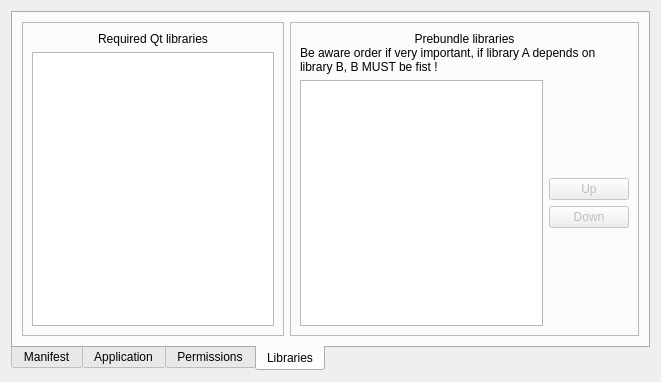
Before: the Qt Designer form src/plugins/qt4projectmanager/qt-android/androidpackagecreationwidget.ui in KDE/android-qt-creator, drawn with Qt 5.
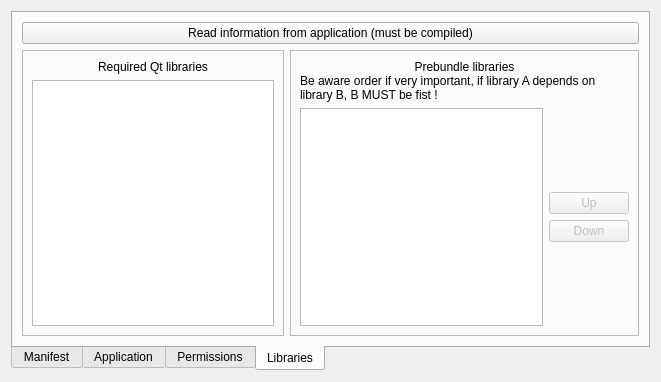
After: the same form once the commit is applied. The open tabs and pages were chosen to show the change.

The edit to the form file:
```diff
--- a/src/plugins/qt4projectmanager/qt-android/androidpackagecreationwidget.ui
+++ b/src/plugins/qt4projectmanager/qt-android/androidpackagecreationwidget.ui
@@ -941,8 +941,18 @@
       <attribute name="title">
        <string>Libraries</string>
       </attribute>
-      <layout class="QHBoxLayout" name="horizontalLayout_5">
-       <item>
+      <layout class="QGridLayout" name="gridLayout_2">
+       <item row="0" column="0" colspan="2">
+        <widget class="QPushButton" name="readInfoPushButton">
+         <property name="toolTip">
+          <string>Automatically check required Qt libraries from compiled application</string>
+         </property>
+         <property name="text">
+          <string>Read information from application (must be compiled)</string>
+         </property>
+        </widget>
+       </item>
+       <item row="1" column="0">
         <widget class="QFrame" name="frame">
          <property name="frameShape">
           <enum>QFrame::StyledPanel</enum>
@@ -967,7 +977,7 @@
          </layout>
         </widget>
        </item>
-       <item>
+       <item row="1" column="1">
         <widget class="QFrame" name="frame_2">
          <property name="frameShape">
           <enum>QFrame::StyledPanel</enum>
```
